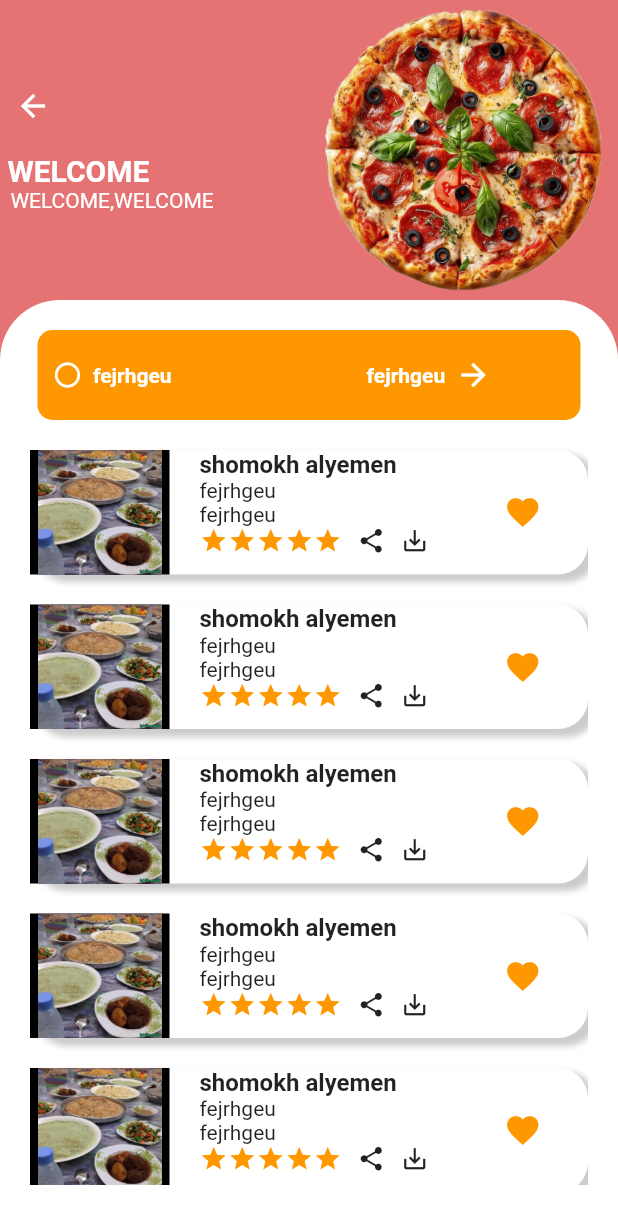
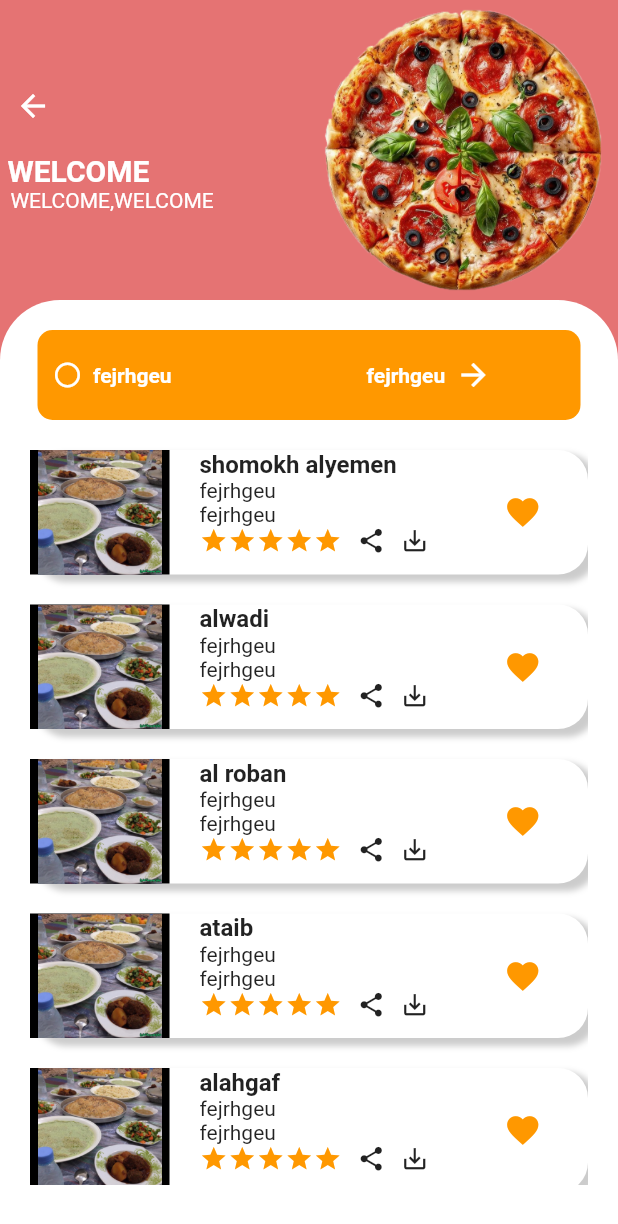
Before and after one commit to salehabajn/restotant, a Flutter app: the FirstScreen screen opened directly, on a phone screen of 412 x 824 dp. Shown: the top 1224 px of the screen. Run offline on Flutter 3.47's test engine with Material 2 defaults, Android fonts, the phone set to English and light mode, and no system bars.

Commit message:
the third commit

```diff
--- /dev/null
+++ b/lib/fooddata.dart
@@ -0,0 +1,27 @@
+class FoodData{
+  List<Map<String,dynamic>> food=[
+    { "name": "fahsah","dis": "aaaaaaaa", "dis2": "bbbbbbbbb", "lastpric": "\$20", "firstprice": "\$30", "image": "assets/images/1.jpg"},
+    { "name": "saltah","dis": "aaaaaaaa", "dis2": "bbbbbbbbb", "lastpric": "\$20", "firstprice": "\$30", "image": "assets/images/2.jpg"},
+    { "name": "bint asohen","dis": "aaaaaaaa", "dis2": "bbbbbbbbb", "lastpric": "\$20", "firstprice": "\$30", "image": "assets/images/3.jpg"},
+    { "name": "shofoot","dis": "aaaaaaaa", "dis2": "bbbbbbbbb", "lastpric": "\$20", "firstprice": "\$30", "image": "assets/images/4.jpg"},
+    { "name": "soshi","dis": "aaaaaaaa", "dis2": "bbbbbbbbb", "lastpric": "\$20", "firstprice": "\$30", "image": "assets/images/5.jpg"},
+    { "name": "haris","dis": "aaaaaaaa", "dis2": "bbbbbbbbb", "lastpric": "\$20", "firstprice": "\$30", "image": "assets/images/6.jpg"},
+  ];
+
+
+  List<Map<String,dynamic>>res=[
+    {"name":"shomokh alyemen","des":"rughegu","location":"hadramout","stars":4.5,"image":"assets/images/t.jpg"},
+    {"name":"alwadi","des":"rughegu","location":"hadramout","stars":3.5,"image":"assets/images/t.jpg"},
+    {"name":"al roban","des":"rughegu","location":"hadramout","stars":2.5,"image":"assets/images/t.jpg"},
+    {"name":"ataib","des":"rughegu","location":"hadramout","stars":4.0,"image":"assets/images/t.jpg"},
+    {"name":"alahgaf","des":"rughegu","location":"hadramout","stars":5.5,"image":"assets/images/t.jpg"},
+    {"name":"mathagi","des":"rughegu","location":"hadramout","stars":5.0,"image":"assets/images/t.jpg"},
+
+  ];
+ List <Map<String,dynamic>> select(){
+    return food;
+  }
+  List <Map<String,dynamic>> selectres(){
+    return res;
+  }
+}
--- a/lib/homescreen.dart
+++ /dev/null
@@ -1,157 +0,0 @@
-import 'package:flutter/material.dart';
-
-class FirstScreen extends StatelessWidget {
- // const CardUi({super.key});
-
-  @override
-  Widget build(BuildContext context) {
-    return
-      Scaffold(
-      body:Container(
-        //padding:EdgeInsets.only(left:15,right:  ),
-        decoration: BoxDecoration(color: Colors.red[300]),
-        width: MediaQuery.of(context).size.width,height:MediaQuery.of(context).size.height,
-        child: Column(
-          children: [
-            Row(
-              mainAxisAlignment: MainAxisAlignment.spaceBetween,
-              children: [Column(
-                crossAxisAlignment: CrossAxisAlignment.start,
-                mainAxisAlignment: MainAxisAlignment.start,
-                children: [
-                 Container(
-                   padding: EdgeInsets.only(left: 10),
-                   child:  Icon(Icons.arrow_back,color: Colors.white,
-                 ),),
-                  SizedBox(height: 20),
-                  Text(" WELCOME",style: TextStyle(fontWeight: FontWeight.bold,fontSize: 20,color: Colors.white),),
-                  Text( "  WELCOME,WELCOME", style:TextStyle(fontSize: 14,color: Colors.white),),
-                ],),
-                Image.asset("assets/images/bitt.png",width: MediaQuery.of(context).size.width*1/2,height: 200,),
-
-              ],),
-            Container(
-// margin: EdgeInsets.only(top: ),
-
-              decoration: BoxDecoration(color: Colors.white,borderRadius: BorderRadius.only(topLeft: Radius.circular(40),topRight:  Radius.circular(40))),
-              width: MediaQuery.of(context).size.width,
-              height:MediaQuery.of(context).size.height-200,
-child: Column(children: [
-  SizedBox(height: 20),
-  Container(
-    padding: EdgeInsets.all(10),
-    decoration: BoxDecoration(color: Colors.orange,borderRadius: BorderRadius.circular(10),
-
-
-    ),
-    child: Row(
-    //  mainAxisAlignment: MainAxisAlignment.spaceAround,
-      children: [
-      Icon(Icons.circle_outlined,color: Colors.white,size: 20,),
-      Text("  fejrhgeu", style:TextStyle(fontSize: 14,fontWeight: FontWeight.bold,color: Colors.white),),
-        SizedBox(width: 130),
-        Text("fejrhgeu  ", style:TextStyle(fontSize: 14,fontWeight: FontWeight.bold,color: Colors.white),),
-        Icon(Icons.arrow_forward_outlined,color: Colors.white),
-    ],),
-    height: 60,
-    width:  MediaQuery.of(context).size.width-50,
-  ),
-  SizedBox(height: 10),
-  Container(
-
-    height: 500,
-   width:  MediaQuery.of(context).size.width-40,
-    child: ListView.builder(
-        itemCount: 10,
-        itemBuilder: (cnt,i){
-      return Container(
-
-          decoration: BoxDecoration(color: Colors.white,borderRadius: BorderRadius.circular(20),
-              boxShadow:[BoxShadow(color: Colors.black.withOpacity(.2),offset: Offset(5,4),spreadRadius: 1,blurRadius: 3)]), margin:EdgeInsets.symmetric(vertical: 10),
-          // color: Colors.yellow,
-          height: 83,//width: MediaQuery.of(cnt).size.width-70,
-        child: Row(
-          mainAxisAlignment: MainAxisAlignment.spaceBetween,
-          //crossAxisAlignment: CrossAxisAlignment.
-          children: [
-          Container(
-            width:MediaQuery.of(context).size.width*1/4-10,
-             // color: Colors.black,
-            decoration: BoxDecoration(color: Colors.black,image: DecorationImage(image: AssetImage("assets/images/t.jpg"),)),
-          ),
-          SizedBox(width: 10,),
-         Container(
-            width:MediaQuery.of(context).size.width*3/4-50,
-           child: Row(children: [
-             Column(
-              // mainAxisAlignment: MainAxisAlignment.start,
-               crossAxisAlignment: CrossAxisAlignment.start
-              , children: [
-               Text("shomokh alyemen", style:TextStyle(fontSize: 16,fontWeight: FontWeight.bold),),
-               Text("fejrhgeu"),
-                   Text("fejrhgeu"),
-                     Row(children: [
-                       Icon(Icons.star,color: Colors.orange,size: 19,),
-                       Icon(Icons.star,color: Colors.orange,size: 19,),
-                       Icon(Icons.star,color: Colors.orange,size: 19,),
-                       Icon(Icons.star,color: Colors.orange,size: 19,),
-                       Icon(Icons.star,color: Colors.orange,size: 19,),
-                       SizedBox(width: 10,),
-
-                       Icon(Icons.share,size: 19,),
-                       SizedBox(width: 10,),
-                       Icon(Icons.save_alt,size: 19,),
-
-                     ],)
-
-             ],),
-             SizedBox(width: 50),
-             Icon(Icons.favorite,color: Colors.orange,size: 25,),
-           //  SizedBox(width: 100),
-           ],),
-
-           // child: ListTile(
-           //   trailing: Container(height: 200,child: Icon(Icons.favorite,color: Colors.orange,size: 30,),),
-           //
-           //   title: Text("fejrhgeu", style:TextStyle(fontSize: 18,fontWeight: FontWeight.bold),),
-           //   subtitle: Column(
-           //   crossAxisAlignment: CrossAxisAlignment.start ,
-           //    // mainAxisAlignment: MainAxisAlignment.start,
-           //     children: [
-           //     Text("fejrhgeu"),
-           //     Text("fejrhgeu"),
-           //       Row(children: [
-           //         Icon(Icons.star,color: Colors.orange,size: 19,),
-           //         Icon(Icons.star,color: Colors.orange,size: 19,),
-           //         Icon(Icons.star,color: Colors.orange,size: 19,),
-           //         Icon(Icons.star,color: Colors.orange,size: 19,),
-           //         Icon(Icons.star,color: Colors.orange,size: 19,),
-           //         SizedBox(width: 10,),
-           //
-           //         Icon(Icons.share,size: 19,),
-           //         Icon(Icons.share,size: 19,),
-           //
-           //       ],)
-           //   ],),
-           //
-           // ),
-         )
-
-
-        ],),
-      );
-    }),
-  )
-
-],),
-            )
-
-          ],
-        ),
-      )
-
-
-    );
-
-  }
-}
--- a/lib/main.dart
+++ b/lib/main.dart
@@ -1,8 +1,8 @@
 
 import 'package:flutter/material.dart';
-import 'package:resturant/homescreen.dart';
-import 'package:resturant/secound.dart';
-import 'package:resturant/thirdscreen.dart';
+import 'package:resturant/views/homescreen.dart';
+import 'package:resturant/views/secound.dart';
+import 'package:resturant/views/thirdscreen.dart';
 
 void main() {
   runApp(MyApp());
@@ -15,8 +15,8 @@ class MyApp extends StatelessWidget {
     return MaterialApp(
 
      // theme: ThemeData(useMaterial3: true),
-    //  home: FirstScreen(),
-      home:SecoundScreen(),
+      home: FirstScreen(),
+  //    home:SecoundScreen(),
      // home:ThirdScreen(),
 
     );}}//
--- a/lib/food.dart
+++ b/lib/models/food.dart
@@ -6,5 +6,12 @@ class Food {
   late String firstprice;
   late String image;
   Food({required this.name,required this.dis,required this.dis2,required this.lastpric,required this.firstprice,required this.image});
-
+Food.frommap(Map<String,dynamic> food){
+  name=food["name"];
+  dis=food["dis"];
+  dis2=food["dis2"];
+  lastpric=food["lastpric"];
+  firstprice=food["firstprice"];
+  image=food["image"];
 }
+}
--- /dev/null
+++ b/lib/models/restorants.dart
@@ -0,0 +1,16 @@
+class Restorants{
+  late String name;
+  late String dis;
+  late String location;
+ // late String lastpric;
+  late double stars;
+  late String image;
+  Restorants.frommap(Map<String,dynamic> res){
+    name=res["name"];
+    dis=res["des"];
+    location=res["location"];
+    stars=res["stars"];
+
+    image=res["image"];
+  }
+}
--- /dev/null
+++ b/lib/views/homescreen.dart
@@ -0,0 +1,261 @@
+import 'package:flutter/material.dart';
+import 'package:resturant/models/restorants.dart';
+import 'package:resturant/views/secound.dart';
+import 'package:resturant/vm/vm.dart';
+
+class FirstScreen extends StatelessWidget {
+  // const CardUi({super.key});
+
+  @override
+  Widget build(BuildContext context) {
+
+    VMfood VMF=VMfood();
+    List <Restorants>all=VMF.loadres();
+    return Scaffold(
+        body: Container(
+      //padding:EdgeInsets.only(left:15,right:  ),
+      decoration: BoxDecoration(color: Colors.red[300]),
+      width: MediaQuery.of(context).size.width,
+      height: MediaQuery.of(context).size.height,
+      child: Column(
+        children: [
+          Row(
+            mainAxisAlignment: MainAxisAlignment.spaceBetween,
+            children: [
+              Column(
+                crossAxisAlignment: CrossAxisAlignment.start,
+                mainAxisAlignment: MainAxisAlignment.start,
+                children: [
+                  Container(
+                    padding: EdgeInsets.only(left: 10),
+                    child: Icon(
+                      Icons.arrow_back,
+                      color: Colors.white,
+                    ),
+                  ),
+                  SizedBox(height: 20),
+                  Text(
+                    " WELCOME",
+                    style: TextStyle(
+                        fontWeight: FontWeight.bold,
+                        fontSize: 20,
+                        color: Colors.white),
+                  ),
+                  Text(
+                    "  WELCOME,WELCOME",
+                    style: TextStyle(fontSize: 14, color: Colors.white),
+                  ),
+                ],
+              ),
+              Image.asset(
+                "assets/images/bitt.png",
+                width: MediaQuery.of(context).size.width * 1 / 2,
+                height: 200,
+              ),
+            ],
+          ),
+          Container(
+// margin: EdgeInsets.only(top: ),
+
+            decoration: BoxDecoration(
+                color: Colors.white,
+                borderRadius: BorderRadius.only(
+                    topLeft: Radius.circular(40),
+                    topRight: Radius.circular(40))),
+            width: MediaQuery.of(context).size.width,
+            height: MediaQuery.of(context).size.height - 200,
+            child: Column(
+              children: [
+                SizedBox(height: 20),
+                Container(
+                  padding: EdgeInsets.all(10),
+                  decoration: BoxDecoration(
+                    color: Colors.orange,
+                    borderRadius: BorderRadius.circular(10),
+                  ),
+                  child: Row(
+                    //  mainAxisAlignment: MainAxisAlignment.spaceAround,
+                    children: [
+                      Icon(
+                        Icons.circle_outlined,
+                        color: Colors.white,
+                        size: 20,
+                      ),
+                      Text(
+                        "  fejrhgeu",
+                        style: TextStyle(
+                            fontSize: 14,
+                            fontWeight: FontWeight.bold,
+                            color: Colors.white),
+                      ),
+                      SizedBox(width: 130),
+                      Text(
+                        "fejrhgeu  ",
+                        style: TextStyle(
+                            fontSize: 14,
+                            fontWeight: FontWeight.bold,
+                            color: Colors.white),
+                      ),
+                      Icon(Icons.arrow_forward_outlined, color: Colors.white),
+                    ],
+                  ),
+                  height: 60,
+                  width: MediaQuery.of(context).size.width - 50,
+                ),
+                SizedBox(height: 10),
+                Container(
+                  height: 500,
+                  width: MediaQuery.of(context).size.width - 40,
+                  child: ListView.builder(
+                      itemCount: 6,
+                      itemBuilder: (cnt, i) {
+                        return InkWell(onTap: (){
+                          Navigator.push(context,MaterialPageRoute(builder: (ctx){
+                            return SecoundScreen();},settings: RouteSettings(arguments: all[i])));
+                        },
+                          child: Container(
+                            decoration: BoxDecoration(
+                                color: Colors.white,
+                                borderRadius: BorderRadius.circular(20),
+                                boxShadow: [
+                                  BoxShadow(
+                                      color: Colors.black.withOpacity(.2),
+                                      offset: Offset(5, 4),
+                                      spreadRadius: 1,
+                                      blurRadius: 3)
+                                ]),
+                            margin: EdgeInsets.symmetric(vertical: 10),
+                            // color: Colors.yellow,
+                            height: 83, //width: MediaQuery.of(cnt).size.width-70,
+                            child: Row(
+                              mainAxisAlignment: MainAxisAlignment.spaceBetween,
+                              //crossAxisAlignment: CrossAxisAlignment.
+                              children: [
+                                Container(
+                                  width:
+                                      MediaQuery.of(context).size.width * 1 / 4 -
+                                          10,
+                                  // color: Colors.black,
+                                  decoration: BoxDecoration(
+                                      color: Colors.black,
+                                      image: DecorationImage(
+                                        image: AssetImage(all[i].image),
+                                      )),
+                                ),
+                                SizedBox(
+                                  width: 10,
+                                ),
+                                Container(
+                                  width:
+                                      MediaQuery.of(context).size.width * 3 / 4 -
+                                          50,
+                                  child: Row(
+                                    children: [
+                                      Column(
+                                        // mainAxisAlignment: MainAxisAlignment.start,
+                                        crossAxisAlignment:
+                                            CrossAxisAlignment.start,
+                                        children: [
+                                          Text(
+                                            all[i].name,
+                                            style: TextStyle(
+                                                fontSize: 16,
+                                                fontWeight: FontWeight.bold),
+                                          ),
+                                          Text("fejrhgeu"),
+                                          Text("fejrhgeu"),
+                                          Row(
+                                            children: [
+                                              Icon(
+                                                Icons.star,
+                                                color: Colors.orange,
+                                                size: 19,
+                                              ),
+                                              Icon(
+                                                Icons.star,
+                                                color: Colors.orange,
+                                                size: 19,
+                                              ),
+                                              Icon(
+                                                Icons.star,
+                                                color: Colors.orange,
+                                                size: 19,
+                                              ),
+                                              Icon(
+                                                Icons.star,
+                                                color: Colors.orange,
+                                                size: 19,
+                                              ),
+                                              Icon(
+                                                Icons.star,
+                                                color: Colors.orange,
+                                                size: 19,
+                                              ),
+                                              SizedBox(
+                                                width: 10,
+                                              ),
+                                              Icon(
+                                                Icons.share,
+                                                size: 19,
+                                              ),
+                                              SizedBox(
+                                                width: 10,
+                                              ),
+                                              Icon(
+                                                Icons.save_alt,
+                                                size: 19,
+                                              ),
+                                            ],
+                                          )
+                                        ],
+                                      ),
+                                      SizedBox(width: 50),
+                                      Icon(
+                                        Icons.favorite,
+                                        color: Colors.orange,
+                                        size: 25,
+                                      ),
+                                      //  SizedBox(width: 100),
+                                    ],
+                                  ),
+
+                                  // child: ListTile(
+                                  //   trailing: Container(height: 200,child: Icon(Icons.favorite,color: Colors.orange,size: 30,),),
+                                  //
+                                  //   title: Text("fejrhgeu", style:TextStyle(fontSize: 18,fontWeight: FontWeight.bold),),
+                                  //   subtitle: Column(
+                                  //   crossAxisAlignment: CrossAxisAlignment.start ,
+                                  //    // mainAxisAlignment: MainAxisAlignment.start,
+                                  //     children: [
+                                  //     Text("fejrhgeu"),
+                                  //     Text("fejrhgeu"),
+                                  //       Row(children: [
+                                  //         Icon(Icons.star,color: Colors.orange,size: 19,),
+                                  //         Icon(Icons.star,color: Colors.orange,size: 19,),
+                                  //         Icon(Icons.star,color: Colors.orange,size: 19,),
+                                  //         Icon(Icons.star,color: Colors.orange,size: 19,),
+                                  //         Icon(Icons.star,color: Colors.orange,size: 19,),
+                                  //         SizedBox(width: 10,),
+                                  //
+                                  //         Icon(Icons.share,size: 19,),
+                                  //         Icon(Icons.share,size: 19,),
+                                  //
+                                  //       ],)
+                                  //   ],),
+                                  //
+                                  // ),
+                                )
+                              ],
+                            ),
+                          ),
+                        );
+                      }),
+                )
+              ],
+            ),
+          )
+        ],
+      ),
+    ));
+  }
+}
--- a/lib/secound.dart
+++ b/lib/views/secound.dart
@@ -1,5 +1,7 @@
 import 'package:flutter/material.dart';
-import 'package:resturant/food.dart';
+import 'package:resturant/models/food.dart';
+import 'package:resturant/models/restorants.dart';
+import 'package:resturant/vm/vm.dart';
 
 class SecoundScreen extends StatelessWidget {
   List <Food>all=[];
@@ -7,13 +9,15 @@ class SecoundScreen extends StatelessWidget {
 
   @override
   Widget build(BuildContext context) {
-    List <Food>all=[];
-    all.add(Food(name: "fahsah", dis: "aaaaaaaa", dis2: "bbbbbbbbb", lastpric: "\$20", firstprice: "\$30", image: "assets/images/1.jpg"));
-    all.add(Food(name: "saltah", dis: "aaaaaaaa", dis2: "bbbbbbbbb", lastpric: "\$30", firstprice: "\$30", image: "assets/images/2.jpg"));
-    all.add(Food(name: "bint asohen", dis: "aaaaaaaa", dis2: "bbbbbbbbb", lastpric: "\$40", firstprice: "\$30", image: "assets/images/3.jpg"));
-    all.add(Food(name: "shofoot", dis: "aaaaaaaa", dis2: "bbbbbbbbb", lastpric: "\$10", firstprice: "\$30", image: "assets/images/4.jpg"));
-    all.add(Food(name: "soshi", dis: "aaaaaaaa", dis2: "bbbbbbbbb", lastpric: "\$10", firstprice: "\$30", image: "assets/images/5.jpg"));
-    all.add(Food(name: "haris", dis: "aaaaaaaa", dis2: "bbbbbbbbb", lastpric: "\$10", firstprice: "\$30", image: "assets/images/6.jpg"));
+    Restorants allres= ModalRoute.of(context)!.settings.arguments as Restorants;
+    VMfood VMF=VMfood();
+     List <Food>all=VMF.loadfood();
+    // all.add(Food(name: "fahsah", dis: "aaaaaaaa", dis2: "bbbbbbbbb", lastpric: "\$20", firstprice: "\$30", image: "assets/images/1.jpg"));
+    // all.add(Food(name: "saltah", dis: "aaaaaaaa", dis2: "bbbbbbbbb", lastpric: "\$30", firstprice: "\$30", image: "assets/images/2.jpg"));
+    // all.add(Food(name: "bint asohen", dis: "aaaaaaaa", dis2: "bbbbbbbbb", lastpric: "\$40", firstprice: "\$30", image: "assets/images/3.jpg"));
+    // all.add(Food(name: "shofoot", dis: "aaaaaaaa", dis2: "bbbbbbbbb", lastpric: "\$10", firstprice: "\$30", image: "assets/images/4.jpg"));
+    // all.add(Food(name: "soshi", dis: "aaaaaaaa", dis2: "bbbbbbbbb", lastpric: "\$10", firstprice: "\$30", image: "assets/images/5.jpg"));
+    // all.add(Food(name: "haris", dis: "aaaaaaaa", dis2: "bbbbbbbbb", lastpric: "\$10", firstprice: "\$30", image: "assets/images/6.jpg"));
     return
       Scaffold(
           body:Container(
@@ -56,7 +60,7 @@ class SecoundScreen extends StatelessWidget {
                         // mainAxisAlignment: MainAxisAlignment.start,
                         crossAxisAlignment: CrossAxisAlignment.start
                         , children: [
-                        Text("shomokh alyemen", style:TextStyle(fontSize: 18,fontWeight: FontWeight.bold),),
+                        Text(allres.name, style:TextStyle(fontSize: 17,fontWeight: FontWeight.bold),),
                         Text("fejrhgeukhds loiiro ihyrfte", style:TextStyle(fontSize: 13)),
 
 
--- a/lib/thirdscreen.dart
+++ b/lib/views/thirdscreen.dart
@@ -1,5 +1,5 @@
 import 'package:flutter/material.dart';
-import 'package:resturant/food.dart';
+import 'package:resturant/models/food.dart';
 
 class ThirdScreen extends StatelessWidget {
   List <Food>all=[];
--- /dev/null
+++ b/lib/vm/vm.dart
@@ -0,0 +1,17 @@
+import 'package:resturant/fooddata.dart';
+import 'package:resturant/models/food.dart';
+import 'package:resturant/models/restorants.dart';
+
+class VMfood {
+  List<Food> loadfood(){
+    FoodData fd=FoodData();
+  return  fd.select().map((e) => Food.frommap(e)).toList();
+  }
+
+  List<Restorants> loadres(){
+    FoodData fd=FoodData();
+    return  fd.selectres().map((e) => Restorants.frommap(e)).toList();
+  }
+
+
+}
```
